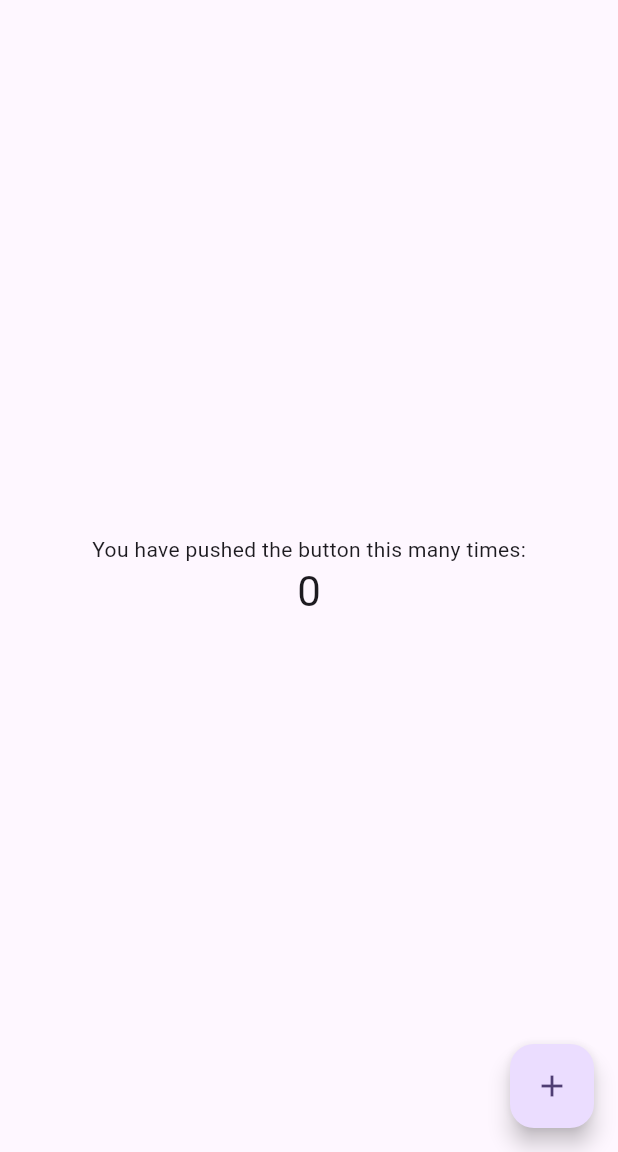
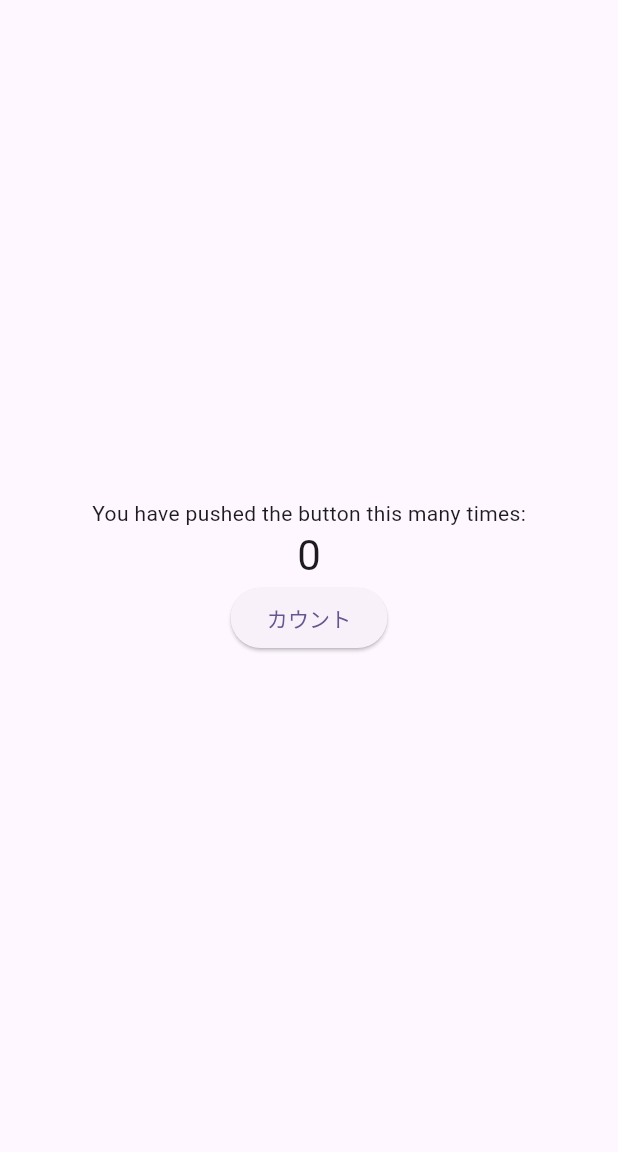
Before and after one commit to Hashimoto-Noriaki/Flutter-state, a Flutter app: the screen it shows after launch, on a phone screen of 412 x 824 dp, the part 84-1236 px from its top. Run offline on Flutter 3.47's test engine with Material 3 defaults, Android fonts, the phone set to English and light mode, and no system bars.

Commit message:
カウントボタンを押すと1増える

```diff
--- a/lib/main.dart
+++ b/lib/main.dart
@@ -56,14 +56,14 @@ class _MyHomePageState extends State<MyHomePage> {
               '$_counter',
               style: Theme.of(context).textTheme.headlineMedium,
             ),
+            ElevatedButton(onPressed: () {
+              _incrementCounter();
+            },
+              child: const Text('カウント')
+            ),
           ],
         ),
       ),
-      floatingActionButton: FloatingActionButton(
-        onPressed: _incrementCounter,
-        tooltip: 'Increment',
-        child: const Icon(Icons.add),
-      ), // This trailing comma makes auto-formatting nicer for build methods.
     );
   }
 }
```
